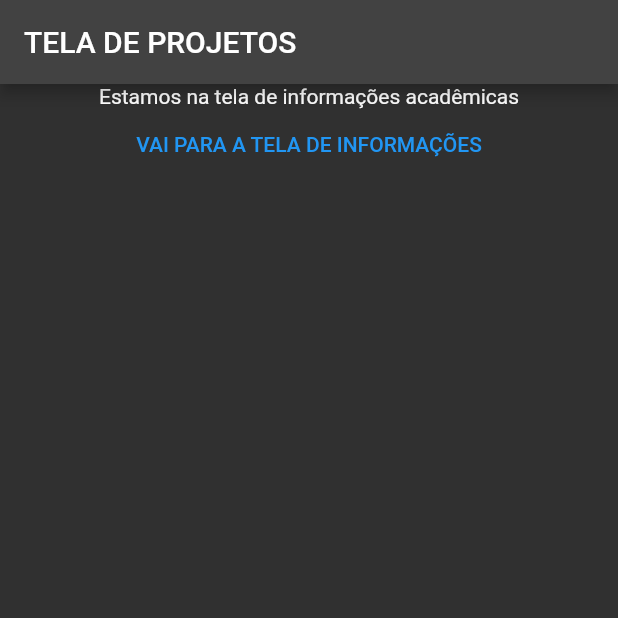
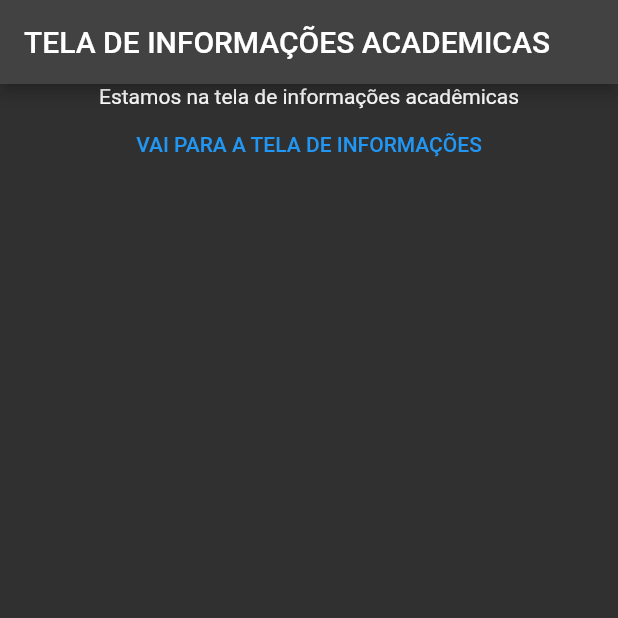
Before and after one commit to LoNobre/portifolio_web, a Flutter app: the InformationsCollege screen opened by its route, on a phone screen of 412 x 824 dp, the top half of it. Run offline on Flutter 3.47's test engine with Material 2 defaults, Android fonts, the light colour scheme and no system bars; our stand-ins replace go_router.

Commit message:
Ajuste do title do appBar

```diff
--- a/lib/main.dart
+++ b/lib/main.dart
@@ -108,7 +108,7 @@ class InformationsCollege extends StatelessWidget{
   Widget build(BuildContext context) {
     return Scaffold(
       appBar: AppBar(
-        title: const Text('TELA DE PROJETOS'),
+        title: const Text('TELA DE INFORMAÇÕES ACADEMICAS'),
       ),
       body: Column(
         children: [
```
